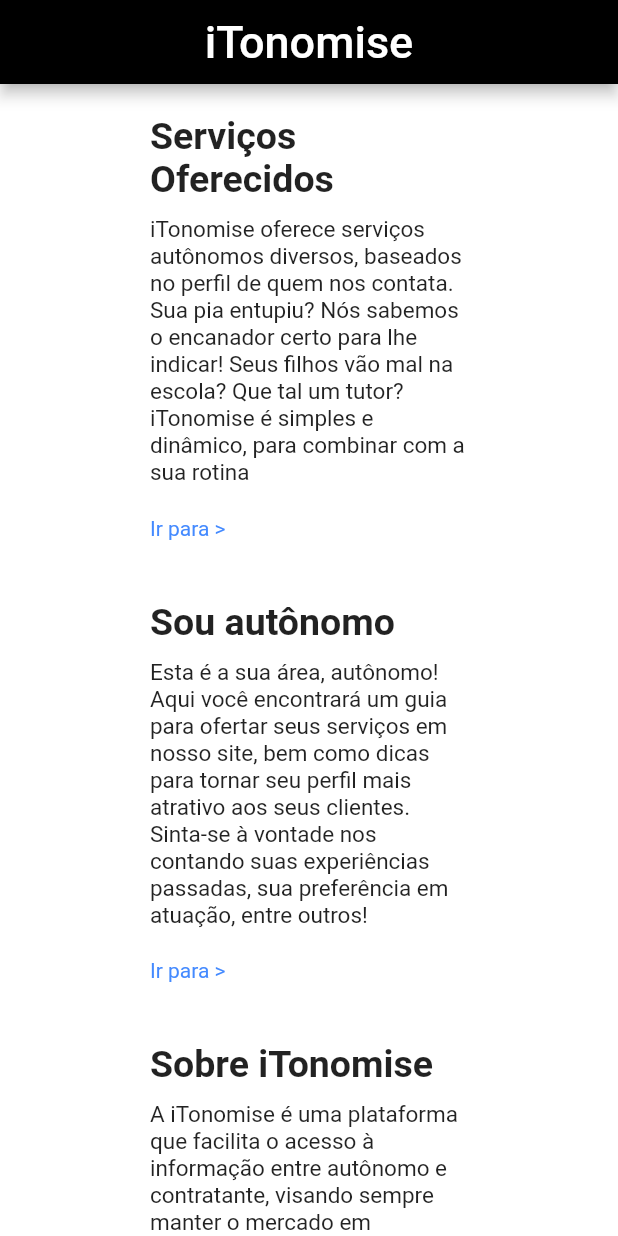
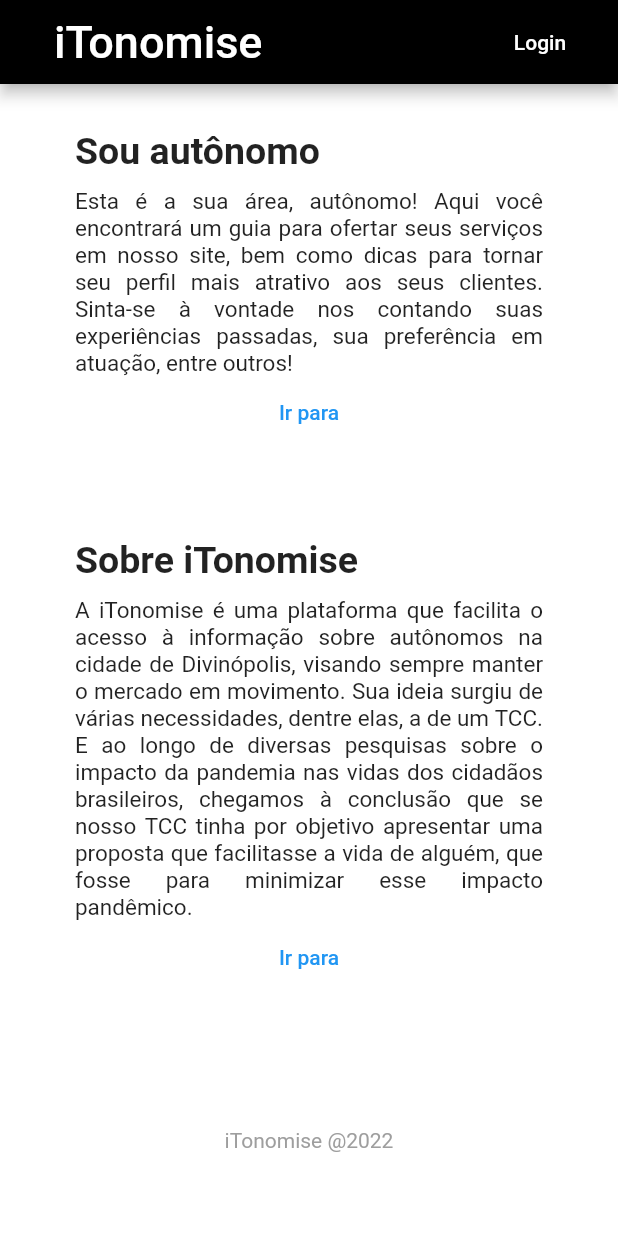
Before and after one commit to leosmsilvx/iTonomise-mobile, a Flutter app: the screen it shows after launch, on a phone screen of 412 x 824 dp. Run offline on Flutter 3.47's test engine with Material 2 defaults, Android fonts, the phone set to English and light mode, and no system bars; our stand-ins replace motion_toast.

Commit message:
memory database & login

```diff
--- a/lib/modules/cadastro/controllers/cadastro_cont_controller.dart
+++ /dev/null
@@ -1,5 +0,0 @@
-import 'package:flutter/material.dart';
-
-class CadastroContController extends ChangeNotifier{
-
-}
--- a/lib/modules/index/pages/index_page.dart
+++ b/lib/modules/index/pages/index_page.dart
@@ -1,5 +1,10 @@
-import 'package:flutter/gestures.dart';
 import 'package:flutter/material.dart';
+import 'package:itonomise/modules/cadastro/pages/cadastro_aut_page.dart';
+import 'package:itonomise/modules/index/pages/sobreNos_page.dart';
+import 'package:itonomise/modules/login/pages/login_page.dart';
+import 'package:itonomise/shared/components/botoes/textButton.dart';
+import 'package:itonomise/shared/components/texto/texto.dart';
+import 'package:itonomise/shared/components/texto/titulo.dart';
 
 class indexPage extends StatefulWidget {
   const indexPage({Key? key}) : super(key: key);
@@ -15,24 +20,48 @@ class _indexPageState extends State<indexPage> {
       backgroundColor: Colors.white,
       appBar: AppBar(
         backgroundColor: Colors.black,
-        title: const Center(
+        title: const Padding(
+          padding: EdgeInsets.fromLTRB(20, 0, 0, 0),
           child: Text('iTonomise',
-            style: TextStyle(fontSize: 30, color: Colors.white),
-          ),
-        )
+              style: TextStyle(fontSize: 30, color: Colors.white)
+            ),
+        ),
+        actions: [
+          Padding(
+            padding: const EdgeInsets.fromLTRB(0, 0, 20, 0),
+            child: criarLink(aoClicar: (){
+              final rota = MaterialPageRoute(builder: (context) => const loginPage());
+              Navigator.of(context).push(rota);
+            }, texto: "Login", cor: Colors.white,),
+          )
+        ],
       ),
       body: ListView(children: [
-        criarTitulo('Serviços Oferecidos'),
-        criarTexto('iTonomise oferece serviços autônomos diversos, baseados no perfil de quem nos contata. Sua pia entupiu? Nós sabemos o encanador certo para lhe indicar! Seus filhos vão mal na escola? Que tal um tutor? iTonomise é simples e dinâmico, para combinar com a sua rotina'),
-        criarLink(),
+        const Padding(padding: EdgeInsets.fromLTRB(50, 30, 50, 10),
+          child: criarTitulo(titulo: 'Sou autônomo'),
+        ),
+        const Padding(padding: EdgeInsets.fromLTRB(50, 0, 50, 0),
+          child: criarTexto(texto: 'Esta é a sua área, autônomo! Aqui você encontrará um guia para ofertar seus serviços em nosso site, bem como dicas para tornar seu perfil mais atrativo aos seus clientes. Sinta-se à vontade nos contando suas experiências passadas, sua preferência em atuação, entre outros!'),
+        ),
+        Padding(padding: const EdgeInsets.fromLTRB(50, 0, 50, 30),
+          child: criarLink(texto: "Ir para", aoClicar: (){
+            final rota = MaterialPageRoute(builder: (context) => const cadastroAutPage());
+            Navigator.of(context).push(rota);
+          }),
+        ),
 
-        criarTitulo('Sou autônomo'),
-        criarTexto('Esta é a sua área, autônomo! Aqui você encontrará um guia para ofertar seus serviços em nosso site, bem como dicas para tornar seu perfil mais atrativo aos seus clientes. Sinta-se à vontade nos contando suas experiências passadas, sua preferência em atuação, entre outros!'),
-        criarLink(),
-
-        criarTitulo('Sobre iTonomise'),
-        criarTexto('A iTonomise é uma plataforma que facilita o acesso à informação entre autônomo e contratante, visando sempre manter o mercado em movimento. Sua ideia surgiu de várias necessidades, dentre elas, a de um TCC. E ao longo de diversas pesquisas sobre o impacto da pandemia nas vidas dos cidadãos brasileiros, chegamos à conclusão que se nosso TCC tinha por objetivo apresentar uma proposta que facilitasse a vida de alguém, que fosse para minimizar esse impacto pandêmico.'),
-        criarLink(),
+        const Padding(padding: EdgeInsets.fromLTRB(50, 30, 50, 10),
+          child: criarTitulo(titulo: 'Sobre iTonomise'),
+        ),
+        const Padding(padding: EdgeInsets.fromLTRB(50, 0, 50, 0),
+          child: criarTexto(texto: 'A iTonomise é uma plataforma que facilita o acesso à informação sobre autônomos na cidade de Divinópolis, visando sempre manter o mercado em movimento. Sua ideia surgiu de várias necessidades, dentre elas, a de um TCC. E ao longo de diversas pesquisas sobre o impacto da pandemia nas vidas dos cidadãos brasileiros, chegamos à conclusão que se nosso TCC tinha por objetivo apresentar uma proposta que facilitasse a vida de alguém, que fosse para minimizar esse impacto pandêmico.'),
+        ),
+        Padding(padding: const EdgeInsets.fromLTRB(50, 0, 50, 30),
+          child: criarLink(texto: "Ir para", aoClicar: (){
+            final rota = MaterialPageRoute(builder: (context) => const sobreNos());
+            Navigator.of(context).push(rota);
+          }),
+        ),
 
         const Padding(padding: EdgeInsets.fromLTRB(100, 60, 100, 30),
           child: Center(child: Text('iTonomise @2022', style: TextStyle(color: Colors.grey),),))
@@ -40,29 +69,4 @@ class _indexPageState extends State<indexPage> {
     );
   }
 
-  Widget criarTitulo(String titulo){
-    return Padding(padding: const EdgeInsets.fromLTRB(100, 20, 100, 0),
-        child: Text(titulo, style: const TextStyle(fontWeight: FontWeight.bold, fontSize: 25),),);
-  }
-  Widget criarTexto(String texto){
-    return Padding(padding: const EdgeInsets.fromLTRB(100, 10, 100, 20),
-        child: Text(texto, style: const TextStyle(fontSize: 15),),);
-  }
-  Widget criarLink(){
-    return Padding(
-      padding: const EdgeInsets.fromLTRB(100,0,100,20),
-      child: RichText(
-        text: TextSpan(
-          children: <TextSpan>[
-            TextSpan(
-                text: 'Ir para >',
-                style: const TextStyle(color: Colors.blueAccent),
-                recognizer: TapGestureRecognizer()
-                  ..onTap = () => print('vai para página')),
-          ],
-        ),
-      ),
-    );
-  }
-
 }
--- /dev/null
+++ b/lib/shared/components/botoes/textButton.dart
@@ -0,0 +1,18 @@
+import 'package:flutter/material.dart';
+
+class criarLink extends StatefulWidget {
+  final String texto;
+  final Color? cor;
+  Function()? aoClicar;
+  criarLink({super.key, required this.aoClicar, required this.texto, this.cor});
+
+  @override
+  State<criarLink> createState() => _criarLinkState();
+}
+
+class _criarLinkState extends State<criarLink> {
+  @override
+  Widget build(BuildContext context) {
+    return TextButton(onPressed: widget.aoClicar, child: Text(widget.texto, style: TextStyle(color: widget.cor ?? Colors.blue),));
+  }
+}
--- /dev/null
+++ b/lib/shared/components/texto/texto.dart
@@ -0,0 +1,17 @@
+
+import 'package:flutter/material.dart';
+
+class criarTexto extends StatefulWidget {
+  final String texto;
+  const criarTexto({super.key, required this.texto});
+
+  @override
+  State<criarTexto> createState() => _criarTextoState();
+}
+
+class _criarTextoState extends State<criarTexto> {
+  @override
+  Widget build(BuildContext context) {
+    return  Text(widget.texto, style: const TextStyle(fontSize: 15), textAlign: TextAlign.justify,);
+  }
+}
--- /dev/null
+++ b/lib/shared/components/texto/titulo.dart
@@ -0,0 +1,17 @@
+
+import 'package:flutter/material.dart';
+
+class criarTitulo extends StatefulWidget {
+  final String titulo;
+  const criarTitulo({super.key, required this.titulo});
+
+  @override
+  State<criarTitulo> createState() => _criarTituloState();
+}
+
+class _criarTituloState extends State<criarTitulo> {
+  @override
+  Widget build(BuildContext context) {
+    return Text(widget.titulo, style: const TextStyle(fontWeight: FontWeight.bold, fontSize: 25));
+  }
+}
--- a/pubspec.yaml
+++ b/pubspec.yaml
@@ -34,6 +34,7 @@ dependencies:
   # The following adds the Cupertino Icons font to your application.
   # Use with the CupertinoIcons class for iOS style icons.
   cupertino_icons: ^1.0.2
+  motion_toast: ^2.3.3
 
 dev_dependencies:
   flutter_test:
```
Also changed, not shown: lib/modules/cadastro/controllers/cadastro_aut_controller.dart (+32 -0 lines), lib/modules/cadastro/models/autonomoModel.dart (added, +115 -0 lines), lib/modules/cadastro/pages/cadastro_aut_page.dart (+52 -19 lines), lib/modules/cadastro/pages/cadastro_cont_page.dart (deleted, +0 -93 lines), lib/modules/cadastro/repositories/autonomoRepository.dart (added, +39 -0 lines), lib/modules/cadastro/repositories/datasource/datasource.dart (added, +9 -0 lines), lib/modules/cadastro/repositories/datasource/memoriaDatasource.dart (added, +44 -0 lines), lib/modules/home/pages/homePage.dart (added, +40 -0 lines), lib/modules/index/pages/sobreNos_page.dart (added, +41 -0 lines), lib/modules/login/controllers/login_controller.dart (+17 -0 lines), lib/modules/login/pages/login_page.dart (+48 -7 lines), lib/shared/components/campoForm/campoCadastro.dart (added, +28 -0 lines), pubspec.lock.
